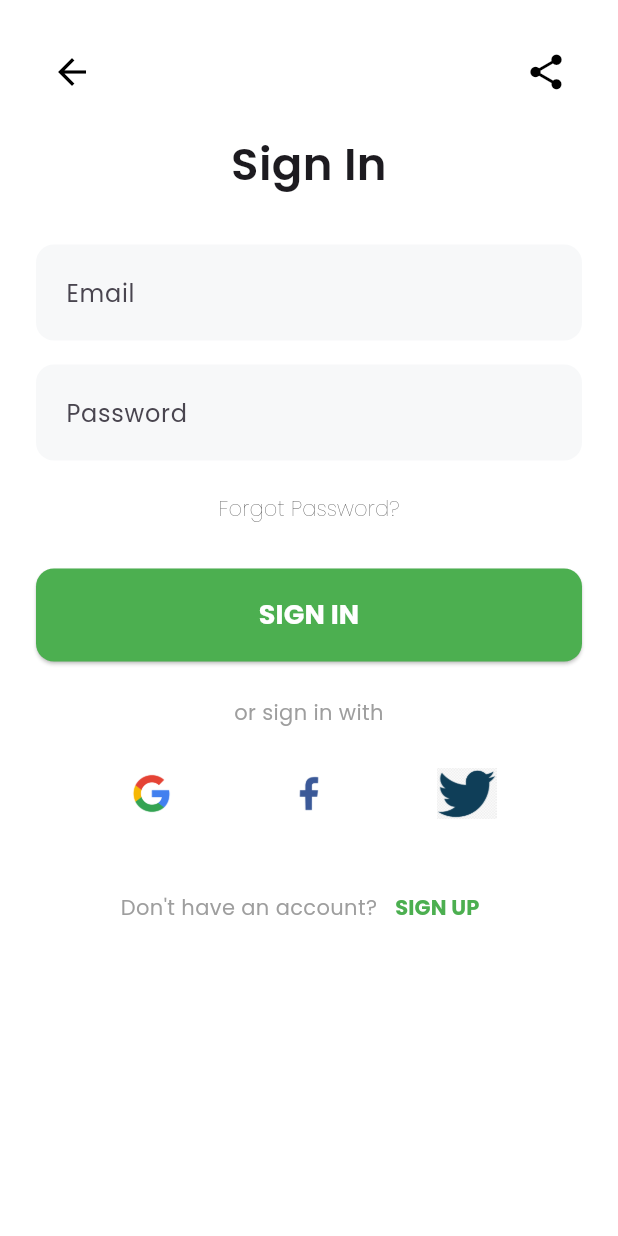
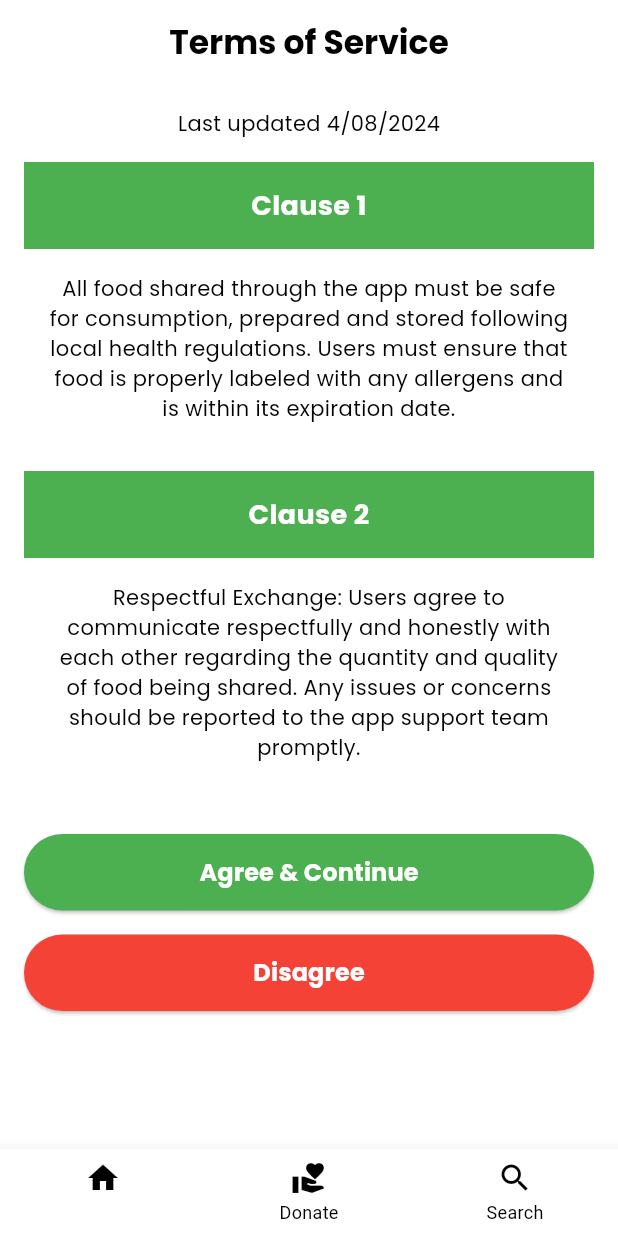
Before and after one commit to 1772hojaz/share_plate, a Flutter app: the screen it shows after launch, on a phone screen of 412 x 824 dp. Run offline on Flutter 3.47's test engine with Material 3 defaults, Android fonts, the phone set to English and light mode, and no system bars; our stand-ins replace google_fonts; project files that could hold a hidden picture were left out.

Commit message:
Terms and condiction page initial push

```diff
--- /dev/null
+++ b/lib/UI/terms.dart
@@ -0,0 +1,186 @@
+import 'package:flutter/material.dart';
+import 'package:google_fonts/google_fonts.dart';
+
+void main() {
+  runApp(const Terms());
+}
+
+class Terms extends StatelessWidget {
+  const Terms({super.key});
+
+  @override
+  Widget build(BuildContext context) {
+    return MaterialApp(
+      debugShowCheckedModeBanner: false,
+      home: TermsPage(),
+    );
+  }
+}
+
+class TermsPage extends StatelessWidget {
+  @override
+  Widget build(BuildContext context) {
+    return Scaffold(
+      backgroundColor: Colors.white,
+      appBar: AppBar(
+        backgroundColor: Colors.white,
+        elevation: 0,
+        title: Text(
+          'Terms of Service',
+          style: GoogleFonts.poppins(
+            color: Colors.black,
+            fontSize: 22,
+            fontWeight: FontWeight.bold,
+          ),
+        ),
+        centerTitle: true,
+      ),
+      body: Padding(
+        padding: const EdgeInsets.all(16.0),
+        child: Column(
+          crossAxisAlignment: CrossAxisAlignment.center,
+          children: [
+            // Last updated date
+            Text(
+              'Last updated 4/08/2024',
+              style: GoogleFonts.poppins(
+                fontSize: 14,
+                color: Colors.black,
+              ),
+            ),
+            SizedBox(height: 16),
+
+            // Clause 1
+            _buildClause(
+              'Clause 1',
+              'All food shared through the app must be safe for consumption, '
+              'prepared and stored following local health regulations. Users must ensure '
+              'that food is properly labeled with any allergens and is within its expiration date.',
+            ),
+            SizedBox(height: 16),
+
+            // Clause 2
+            _buildClause(
+              'Clause 2',
+              'Respectful Exchange: Users agree to communicate respectfully '
+              'and honestly with each other regarding the quantity and quality of food being shared. '
+              'Any issues or concerns should be reported to the app support team promptly.',
+            ),
+
+            SizedBox(height: 32),
+
+            // Buttons - one below the other
+            Column(
+              crossAxisAlignment: CrossAxisAlignment.stretch, // Full width buttons
+              children: [
+                _buildButton('Agree & Continue', Colors.green, Colors.white, () {
+                  // Handle agree button press
+                }),
+                SizedBox(height: 16),
+                _buildButton('Disagree', Colors.red, Colors.white, () {
+                  // Handle disagree button press
+                }),
+              ],
+            ),
+          ],
+        ),
+      ),
+      bottomNavigationBar: _buildBottomNavBar(),
+    );
+  }
+
+  Widget _buildClause(String title, String content) {
+    return Column(
+      children: [
+        // Green background for the clause title
+        Container(
+          width: double.infinity,
+          decoration: BoxDecoration(
+            color: Colors.green,
+            borderRadius: BorderRadius.only(
+              topLeft: Radius.circular(0),
+              topRight: Radius.circular(0),
+            ),
+          ),
+          padding: const EdgeInsets.all(16.0),
+          child: Text(
+            title,
+            style: GoogleFonts.poppins(
+              fontSize: 18,
+              fontWeight: FontWeight.bold,
+              color: Colors.white,
+            ),
+            textAlign: TextAlign.center,
+          ),
+        ),
+
+        // White background for the clause content (no border)
+        Container(
+          width: double.infinity,
+          decoration: BoxDecoration(
+            color: Colors.white,
+            borderRadius: BorderRadius.only(
+              bottomLeft: Radius.circular(10),
+              bottomRight: Radius.circular(10),
+            ),
+          ),
+          padding: const EdgeInsets.all(16.0),
+          child: Text(
+            content,
+            style: GoogleFonts.poppins(
+              fontSize: 14,
+              color: Colors.black,
+            ),
+            textAlign: TextAlign.center, // Align text to center
+          ),
+        ),
+      ],
+    );
+  }
+
+  Widget _buildButton(
+      String text, Color backgroundColor, Color textColor, VoidCallback onPressed) {
+    return ElevatedButton(
+      onPressed: onPressed,
+      style: ElevatedButton.styleFrom(
+        backgroundColor: backgroundColor,
+        shape: RoundedRectangleBorder(
+          borderRadius: BorderRadius.circular(30), // More rounded corners
+        ),
+        padding: const EdgeInsets.symmetric(horizontal: 25, vertical: 14), // Button padding
+      ),
+      child: Text(
+        text,
+        style: GoogleFonts.poppins(
+          color: textColor,
+          fontSize: 16,
+          fontWeight: FontWeight.bold,
+        ),
+      ),
+    );
+  }
+
+  Widget _buildBottomNavBar() {
+    return BottomNavigationBar(
+      items: const [
+        BottomNavigationBarItem(
+          icon: Icon(Icons.home, color: Colors.black),
+          label: 'Home',
+        ),
+        BottomNavigationBarItem(
+          icon: Icon(Icons.volunteer_activism, color: Colors.black),
+          label: 'Donate',
+        ),
+        BottomNavigationBarItem(
+          icon: Icon(Icons.search, color: Colors.black),
+          label: 'Search',
+        ),
+      ],
+      selectedItemColor: Colors.green,
+      unselectedItemColor: Colors.black,
+      backgroundColor: Colors.white,
+      showSelectedLabels: false,
+      showUnselectedLabels: true,
+    );
+  }
+}
--- a/lib/main.dart
+++ b/lib/main.dart
@@ -1,6 +1,7 @@
 import 'package:flutter/material.dart';
 // import 'package:share_plate/UI/fogot_password.dart';
-import 'package:share_plate/UI/signin_page.dart';
+// import 'package:share_plate/UI/signin_page.dart';
+import 'package:share_plate/UI/terms.dart';
 
 
 void main() {
@@ -14,7 +15,7 @@ class MyApp extends StatelessWidget {
   Widget build(BuildContext context) {
     return MaterialApp(
       debugShowCheckedModeBanner: false,
-      home: SignInPage(),
+      home: Terms(),
     );
   }
 }
```
